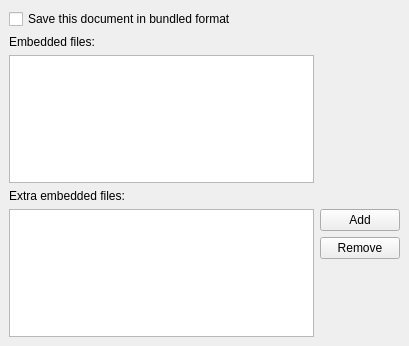
cburschka/lyx, file src/frontends/qt4/ui/EmbeddedFilesUi.ui: the form before one commit.
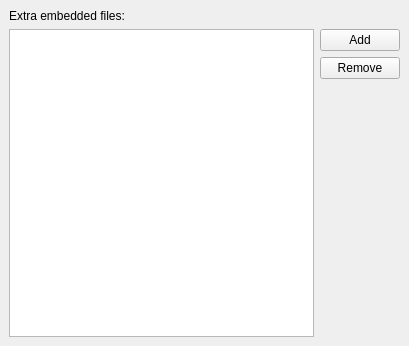
The form after the commit.

Commit message: Embedding: add option \extra_embedded_files to buffer params. This increase LyX file format to 318. The Embedded files panel of document settings has been simplied, with working add and remove buttons. Note that bease BufferParams lacks buffer path information, extraEmbeddedFiles are vector<string>, instead of EmbeddedFileList (as previously planned).

What changed in the file:
```diff
--- a/src/frontends/qt4/ui/EmbeddedFilesUi.ui
+++ b/src/frontends/qt4/ui/EmbeddedFilesUi.ui
@@ -19,7 +19,31 @@
    <property name="spacing" >
     <number>6</number>
    </property>
-   <item row="6" column="1" >
+   <item row="0" column="0" >
+    <widget class="QLabel" name="extraLBL" >
+     <property name="text" >
+      <string>Extra embedded files:</string>
+     </property>
+    </widget>
+   </item>
+   <item rowspan="3" row="1" column="0" >
+    <widget class="QListWidget" name="extraLW" />
+   </item>
+   <item row="1" column="1" >
+    <widget class="QPushButton" name="addPB" >
+     <property name="text" >
+      <string>Add</string>
+     </property>
+    </widget>
+   </item>
+   <item row="2" column="1" >
+    <widget class="QPushButton" name="removePB" >
+     <property name="text" >
+      <string>Remove</string>
+     </property>
+    </widget>
+   </item>
+   <item row="3" column="1" >
     <spacer>
      <property name="orientation" >
       <enum>Qt::Vertical</enum>
@@ -32,47 +56,6 @@
      </property>
     </spacer>
    </item>
-   <item row="5" column="1" >
-    <widget class="QPushButton" name="removePB" >
-     <property name="text" >
-      <string>Remove</string>
-     </property>
-    </widget>
-   </item>
-   <item row="4" column="1" >
-    <widget class="QPushButton" name="addPB" >
-     <property name="text" >
-      <string>Add</string>
-     </property>
-    </widget>
-   </item>
-   <item rowspan="3" row="4" column="0" >
-    <widget class="QListWidget" name="extraLW" />
-   </item>
-   <item row="3" column="0" >
-    <widget class="QLabel" name="extraLBL" >
-     <property name="text" >
-      <string>Extra embedded files:</string>
-     </property>
-    </widget>
-   </item>
-   <item row="2" column="0" >
-    <widget class="QListWidget" name="filesLW" />
-   </item>
-   <item row="0" column="0" >
-    <widget class="QCheckBox" name="bundleCB" >
-     <property name="text" >
-      <string>Save this document in bundled format</string>
-     </property>
-    </widget>
-   </item>
-   <item row="1" column="0" >
-    <widget class="QLabel" name="filesLBL" >
-     <property name="text" >
-      <string>Embedded files:</string>
-     </property>
-    </widget>
-   </item>
   </layout>
  </widget>
  <layoutdefault spacing="6" margin="11" />
```
The commit also changes 10 other files.
